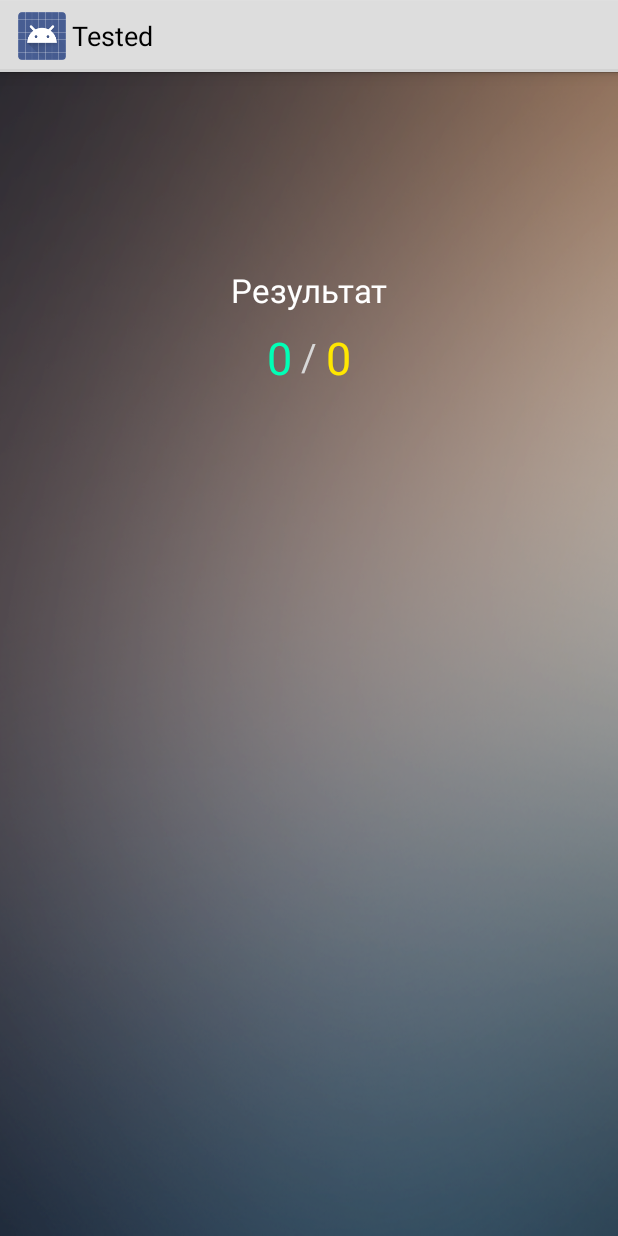
After one commit to iHaiduk/MyApplication2, an Android app: the Result screen opened directly, with no data from a screen before it, on a phone screen of 412 x 824 dp. The commit adds this screen. Run offline under Robolectric (Android 15) with nearby library versions, the phone set to English and light mode, and no system bars.

Commit message:
99% Finish

```diff
--- a/app/src/main/AndroidManifest.xml
+++ b/app/src/main/AndroidManifest.xml
@@ -33,7 +33,9 @@
                   android:screenOrientation="portrait" />
         <activity android:name="com.tested.app.testListView"
                   android:screenOrientation="portrait" />
-        <activity android:name="com.tested.app.AdminViewTest"
+        <activity android:name=".UserViewTest"
+                  android:screenOrientation="portrait" />
+        <activity android:name=".Result"
                   android:screenOrientation="portrait" />
     </application>
 
--- a/app/src/main/java/com/tested/adapter/CustomListViewAdapter.java
+++ b/app/src/main/java/com/tested/adapter/CustomListViewAdapter.java
@@ -46,9 +46,11 @@ public class CustomListViewAdapter extends BaseAdapter {
 
         TextView textView = (TextView) view.findViewById(R.id.testname);
         TextView idRow = (TextView) view.findViewById(R.id.idRow);
+        TextView lst = (TextView) view.findViewById(R.id.lst);
         TextView textView2 = (TextView) view.findViewById(R.id.numb);
 
         idRow.setText(testModel.getId());
+        lst.setText(Integer.toString(position + 1));
         textView.setText(testModel.getName());
         textView2.setText(Integer.toString(testModel.getCount()));
 
--- a/app/src/main/java/com/tested/app/AddPanel.java
+++ b/app/src/main/java/com/tested/app/AddPanel.java
@@ -99,7 +99,6 @@ public class AddPanel extends Activity {
         // onPostExecute displays the results of the AsyncTask.
         @Override
         protected void onPostExecute(String result) {
-            Log.e("DEV", result.toString());
             try {
 
                 JSONObject reader = new JSONObject(result);
--- a/app/src/main/java/com/tested/app/AdminActivity.java
+++ b/app/src/main/java/com/tested/app/AdminActivity.java
@@ -55,11 +55,7 @@ public class AdminActivity  extends Activity {
     }
 
     public void login(View v){
-        Intent intent = new Intent(AdminActivity.this, AddPanel.class);
-        startActivity(intent);
-        setResult(RESULT_OK);
-        finish();
-        //new HttpAsyncTask().execute("http://kursova.esy.es/users/auth/email/"+login.getText()+"/password/"+pass.getText());
+        new HttpAsyncTask().execute("http://kursova.esy.es/users/auth/email/"+login.getText()+"/password/"+pass.getText());
     }
     private class HttpAsyncTask extends AsyncTask<String, Void, String> {
         @Override
--- /dev/null
+++ b/app/src/main/java/com/tested/app/Result.java
@@ -0,0 +1,104 @@
+package com.tested.app;
+
+import android.app.Activity;
+import android.content.Intent;
+import android.os.AsyncTask;
+import android.os.Bundle;
+import android.util.Log;
+import android.widget.TextView;
+import org.apache.http.HttpResponse;
+import org.apache.http.client.HttpClient;
+import org.apache.http.client.methods.HttpGet;
+import org.apache.http.impl.client.DefaultHttpClient;
+import org.json.JSONException;
+import org.json.JSONObject;
+
+import java.io.BufferedReader;
+import java.io.IOException;
+import java.io.InputStream;
+import java.io.InputStreamReader;
+
+/**
+ * Created by Ihor on 30.11.2014.
+ */
+public class Result extends Activity {
+
+    private String answer;
+    private String uid_test;
+
+    private TextView answerT;
+    private TextView count;
+
+    @Override
+    protected void onCreate(Bundle savedInstanceState) {
+        super.onCreate(savedInstanceState);
+        setContentView(R.layout.result);
+
+        answer = getIntent().getStringExtra("answer");
+        uid_test = getIntent().getStringExtra("uid_test");
+
+        answerT = (TextView) findViewById(R.id.answerT);
+        count = (TextView) findViewById(R.id.count);
+
+        new HttpAsyncTask().execute("http://kursova.esy.es/test/result/id/"+uid_test+"/answ/"+answer);
+    }
+    private class HttpAsyncTask extends AsyncTask<String, Void, String> {
+        @Override
+        protected String doInBackground(String... urls) {
+
+            return GET(urls[0]);
+        }
+        // onPostExecute displays the results of the AsyncTask.
+        @Override
+        protected void onPostExecute(String result) {
+            try {
+                JSONObject reader = new JSONObject(result);
+
+                answerT.setText(reader.getString("answerT"));
+                count.setText(reader.getString("count"));
+
+            } catch (JSONException e) {
+                e.printStackTrace();
+            }
+        }
+    }
+
+    public static String GET(String url){
+        InputStream inputStream = null;
+        String result = "";
+        try {
+
+            // create HttpClient
+            HttpClient httpclient = new DefaultHttpClient();
+
+            // make GET request to the given URL
+            HttpResponse httpResponse = httpclient.execute(new HttpGet(url));
+
+            // receive response as inputStream
+            inputStream = httpResponse.getEntity().getContent();
+
+            // convert inputstream to string
+            if(inputStream != null)
+                result = convertInputStreamToString(inputStream);
+            else
+                result = "Did not work!";
+
+        } catch (Exception e) {
+            Log.d("InputStream", e.getLocalizedMessage());
+        }
+
+        return result;
+    }
+
+    private static String convertInputStreamToString(InputStream inputStream) throws IOException {
+        BufferedReader bufferedReader = new BufferedReader( new InputStreamReader(inputStream));
+        String line = "";
+        String result = "";
+        while((line = bufferedReader.readLine()) != null)
+            result += line;
+
+        inputStream.close();
+        return result;
+
+    }
+}
--- a/app/src/main/java/com/tested/app/testListView.java
+++ b/app/src/main/java/com/tested/app/testListView.java
@@ -49,7 +49,8 @@ public class testListView extends Activity {
         for(int j=0; j<array.length();j++)
         {
             JSONObject curr = array.getJSONObject(j);
-            list.add(new TestModel(curr.getString("id"), curr.getString("name"), curr.getInt("count")));
+            if(curr.getInt("count") > 0)
+                list.add(new TestModel(curr.getString("id"), curr.getString("name"), curr.getInt("count")));
         }
 
         return list;
@@ -85,11 +86,12 @@ public class testListView extends Activity {
                         }
                         break;
                     case 2:
-                        Intent intent = new Intent(testListView.this, AdminViewTest.class);
+                        Intent intent = new Intent(testListView.this, UserViewTest.class);
 
                         Log.e("DEV", admin);
                         intent.putExtra("result",result);
                         startActivity(intent);
+                        finish();
                 }
 
         }
--- a/app/src/main/res/layout/activity_main.xml
+++ b/app/src/main/res/layout/activity_main.xml
@@ -12,7 +12,7 @@
             android:layout_width="wrap_content"
             android:layout_height="wrap_content"
             android:textAppearance="?android:attr/textAppearanceLarge"
-            android:text="Система тестирования 6180"
+            android:text="Система тестирования"
             android:id="@+id/idRow" android:layout_centerHorizontal="true"
             android:layout_marginTop="30dp" android:textColor="@android:color/white" android:textStyle="bold|italic"/>
     <Button
--- a/app/src/main/res/layout/add_test.xml
+++ b/app/src/main/res/layout/add_test.xml
@@ -96,7 +96,7 @@
                 android:layout_width="176dp"
                 android:layout_height="wrap_content"
                 android:text="Добавить"
-                android:id="@+id/button2" android:layout_weight="0.50" android:typeface="serif"
+                android:id="@+id/addTestButton" android:layout_weight="0.50" android:typeface="serif"
                 android:onClick="addQuestion"/>
     </LinearLayout>
 </LinearLayout>
--- /dev/null
+++ b/app/src/main/res/layout/result.xml
@@ -0,0 +1,40 @@
+<?xml version="1.0" encoding="utf-8"?>
+
+<RelativeLayout xmlns:android="http://schemas.android.com/apk/res/android"
+              android:orientation="vertical"
+              android:layout_width="match_parent"
+              android:layout_height="match_parent" android:weightSum="1" android:background="@drawable/calendar">
+
+    <TextView
+            android:layout_width="match_parent"
+            android:layout_height="160dp"
+            android:textAppearance="?android:attr/textAppearanceLarge"
+            android:text="Результат"
+            android:id="@+id/textView" android:layout_gravity="center_horizontal"
+            android:textAlignment="center" android:gravity="bottom|center" android:layout_alignParentLeft="true"
+            android:layout_alignParentTop="true"
+            android:layout_marginBottom="10dp" android:layout_alignParentEnd="true"
+            android:textColor="@android:color/white"/>
+    <TextView
+            android:layout_width="wrap_content"
+            android:layout_height="wrap_content"
+            android:textAppearance="?android:attr/textAppearanceLarge"
+            android:text="0"
+            android:id="@+id/answerT"
+            android:layout_toStartOf="@+id/textView3" android:textSize="30dp" android:layout_below="@+id/textView"
+            android:textColor="#ff00ffb6"/>
+    <TextView
+            android:layout_width="wrap_content"
+            android:layout_height="wrap_content"
+            android:textAppearance="?android:attr/textAppearanceLarge"
+            android:text=" / "
+            android:id="@+id/textView3" android:layout_below="@+id/textView" android:layout_centerHorizontal="true"
+            android:textSize="25dp" android:layout_marginTop="2dp" android:textColor="#ffd8d8d8"/>
+    <TextView
+            android:layout_width="wrap_content"
+            android:layout_height="wrap_content"
+            android:textAppearance="?android:attr/textAppearanceLarge"
+            android:text="0"
+            android:id="@+id/count" android:layout_below="@+id/textView" android:layout_toEndOf="@+id/textView3"
+            android:textColor="#ffffe700" android:textSize="30dp"/>
+</RelativeLayout>
```
Also changed, not shown: app/src/main/java/com/tested/app/AddTest.java (+3 -5 lines), app/src/main/java/com/tested/app/AdminViewTest.java (deleted, +0 -15 lines), app/src/main/java/com/tested/app/TesterActivity.java (deleted, +0 -16 lines), app/src/main/java/com/tested/app/UserViewTest.java (added, +115 -0 lines), app/src/main/res/layout/item_row.xml (+9 -6 lines), app/src/main/res/layout/view_row_question.xml (renamed from app/src/main/res/layout/view_row_question_amin.xml, +4 -4 lines), app/src/main/res/layout/view_test_admin.xml (deleted, +0 -19 lines).
